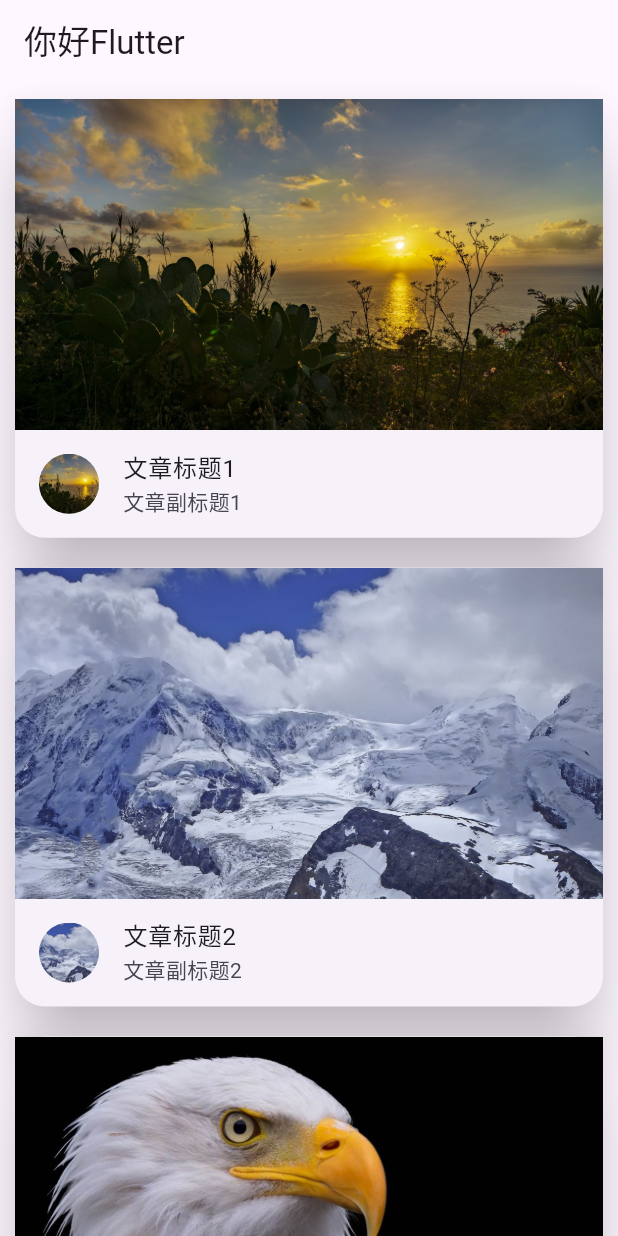
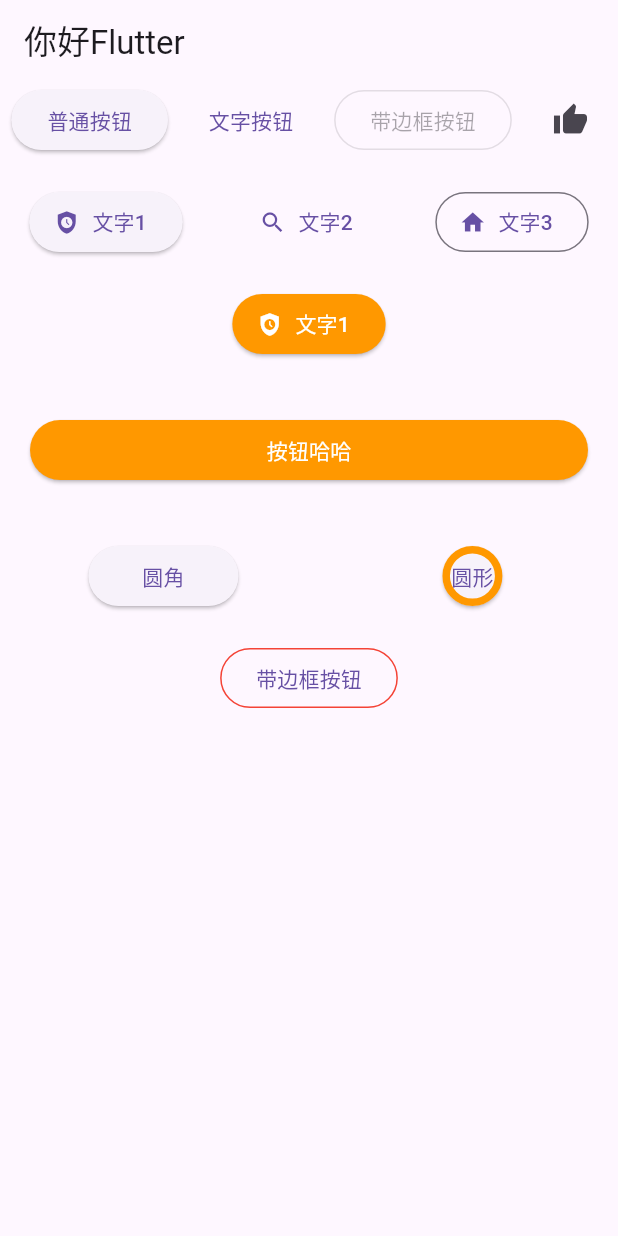
Before and after one commit to huangpu0/Flutter, a Flutter app: the screen it shows after launch, on a phone screen of 412 x 824 dp. Run offline on Flutter 3.47's test engine with Material 3 defaults, Android fonts, the phone set to English and light mode, and no system bars.

Commit message:
09_Button

```diff
--- /dev/null
+++ b/lib/09_Button.dart
@@ -0,0 +1,165 @@
+import 'package:flutter/material.dart';
+
+class MyButton0 extends StatelessWidget {
+  const MyButton0({super.key});
+
+  @override
+  Widget build(BuildContext context) {
+    return ListView(
+      children: [
+        Row(
+          mainAxisAlignment: MainAxisAlignment.spaceAround,
+          children: [
+            ElevatedButton(
+                onPressed: () {
+                  // ignore: avoid_print
+                  print('普通按钮');
+                },
+                child: const Text('普通按钮')),
+            TextButton(
+                onPressed: () {
+                  // ignore: avoid_print
+                  print('文本按钮');
+                },
+                child: const Text('文字按钮')),
+            const OutlinedButton(onPressed: null, child: Text('带边框按钮')),
+            IconButton(
+                onPressed: () {
+                  // ignore: avoid_print
+                  print('Icon按钮');
+                },
+                icon: const Icon(Icons.thumb_up)),
+          ],
+        ),
+        const SizedBox(
+          height: 20,
+        ),
+        Row(
+          mainAxisAlignment: MainAxisAlignment.spaceAround,
+          children: [
+            ElevatedButton.icon(
+                onPressed: () {
+                  // ignore: avoid_print
+                  print('文字图片1');
+                },
+                icon: const Icon(Icons.safety_check),
+                label: const Text('文字1')),
+            TextButton.icon(
+                onPressed: () {
+                  // ignore: avoid_print
+                  print('文字图片2');
+                },
+                icon: const Icon(Icons.search),
+                label: const Text('文字2')),
+            OutlinedButton.icon(
+                onPressed: () {
+                  // ignore: avoid_print
+                  print('文字图片3');
+                },
+                icon: const Icon(Icons.home),
+                label: const Text('文字3')),
+          ],
+        ),
+        const SizedBox(
+          height: 20,
+        ),
+        Row(
+          mainAxisAlignment: MainAxisAlignment.spaceAround,
+          children: [
+            ElevatedButton.icon(
+                style: const ButtonStyle(
+                  backgroundColor: MaterialStatePropertyAll(Colors.orange),
+                  foregroundColor: MaterialStatePropertyAll(Colors.white),
+                ),
+                onPressed: () {
+                  // ignore: avoid_print
+                  print('文字图片背景颜色');
+                },
+                icon: const Icon(Icons.safety_check),
+                label: const Text('文字1')),
+          ],
+        ),
+        const SizedBox(
+          height: 20,
+        ),
+        Row(
+          mainAxisAlignment: MainAxisAlignment.spaceAround,
+          children: [
+            Expanded(
+                flex: 1,
+                child: Container(
+                  margin: const EdgeInsets.all(20),
+                  height: 40,
+                  child: ElevatedButton(
+                    style: const ButtonStyle(
+                      backgroundColor: MaterialStatePropertyAll(Colors.orange),
+                      foregroundColor: MaterialStatePropertyAll(Colors.white),
+                    ),
+                    onPressed: () {
+                      // ignore: avoid_print
+                      print('按钮哈哈');
+                    },
+                    child: const Text('按钮哈哈'),
+                  ),
+                )),
+          ],
+        ),
+        const SizedBox(
+          height: 20,
+        ),
+        Row(
+          mainAxisAlignment: MainAxisAlignment.spaceAround,
+          children: [
+            SizedBox(
+              height: 40,
+              width: 100,
+              child: ElevatedButton(
+                style: ButtonStyle(
+                  shape: MaterialStatePropertyAll(
+                    RoundedRectangleBorder(
+                      borderRadius: BorderRadius.circular(20),
+                    ),
+                  ),
+                ),
+                onPressed: () {
+                  // ignore: avoid_print
+                  print('圆角');
+                },
+                child: const Text('圆角'),
+              ),
+            ),
+            ElevatedButton(
+              style: const ButtonStyle(
+                shape: MaterialStatePropertyAll(
+                  CircleBorder(
+                    side: BorderSide(color: Colors.orange, width: 5),
+                  ),
+                ),
+              ),
+              onPressed: () {
+                // ignore: avoid_print
+                print('圆形');
+              },
+              child: const Text('圆形'),
+            ),
+          ],
+        ),
+        const SizedBox(
+          height: 20,
+        ),
+        Row(
+          mainAxisAlignment: MainAxisAlignment.spaceAround,
+          children: [
+            OutlinedButton(
+                style: const ButtonStyle(side: MaterialStatePropertyAll(
+
+                    /// 修改边框的颜色
+                    BorderSide(width: 1, color: Colors.red))),
+                onPressed: () {},
+                child: const Text('带边框按钮')),
+          ],
+        ),
+      ],
+    );
+  }
+}
--- a/lib/main.dart
+++ b/lib/main.dart
@@ -7,6 +7,7 @@
 import 'package:flutter01/06_Padding.dart';
 import 'package:flutter01/07_Stack.dart';
 import 'package:flutter01/08_AspectRation.dart';
+import 'package:flutter01/09_Button.dart';
 
 void main() {
   runApp(MaterialApp(
@@ -17,7 +18,7 @@
         appBar: AppBar(
           title: const Text('你好Flutter'),
         ),
-        body: const MyAspectRation2(),
+        body: const MyButton0(),
       )));
 }
 
@@ -44,6 +45,9 @@
 
 /// 08_AspectRation
 /// MyAspectRation0(), MyAspectRation1(), MyAspectRation2(),
+
+/// 09_Button
+/// MyButton0(),
 
 
 // class MyApp extends StatelessWidget {
```
Also changed, not shown: 3 other files.
